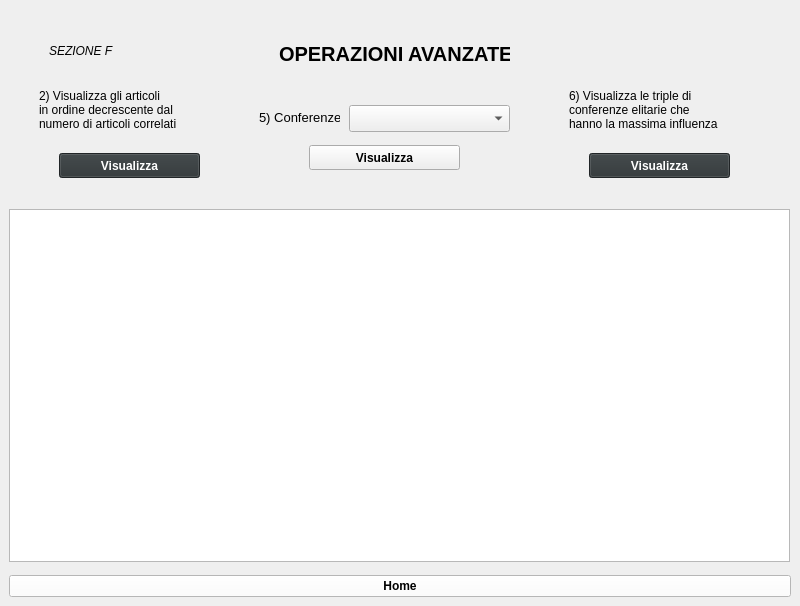
This is Progetto/mainwindow.ui in Fappio97/ProjectPO as Qt 5 draws it before an edit. The edited form follows.
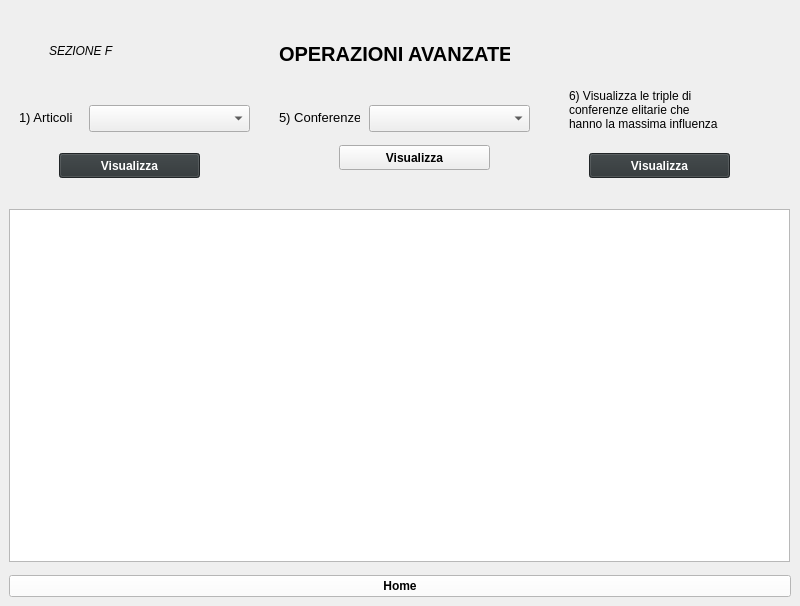
This is the edited form. The open tabs and pages were chosen to show the change.

The edit to the form file:
```diff
--- a/Progetto/mainwindow.ui
+++ b/Progetto/mainwindow.ui
@@ -2679,25 +2679,10 @@
          <string>Visualizza</string>
         </property>
        </widget>
-       <widget class="QLabel" name="label_18">
-        <property name="geometry">
-         <rect>
-          <x>30</x>
-          <y>64</y>
-          <width>181</width>
-          <height>73</height>
-         </rect>
-        </property>
-        <property name="text">
-         <string>2) Visualizza gli articoli
-in ordine decrescente dal
-numero di articoli correlati</string>
-        </property>
-       </widget>
        <widget class="QComboBox" name="ConferenzeBox_3">
         <property name="geometry">
          <rect>
-          <x>340</x>
+          <x>360</x>
           <y>96</y>
           <width>161</width>
           <height>27</height>
@@ -2707,7 +2692,7 @@
        <widget class="QLabel" name="Conferenze">
         <property name="geometry">
          <rect>
-          <x>250</x>
+          <x>270</x>
           <y>96</y>
           <width>81</width>
           <height>25</height>
@@ -2725,7 +2710,7 @@
        <widget class="QPushButton" name="TastoConferenzeSimili">
         <property name="geometry">
          <rect>
-          <x>300</x>
+          <x>330</x>
           <y>136</y>
           <width>151</width>
           <height>25</height>
@@ -2782,6 +2767,34 @@
          <string>Visualizza</string>
         </property>
        </widget>
+       <widget class="QLabel" name="Conferenze_2">
+        <property name="geometry">
+         <rect>
+          <x>10</x>
+          <y>96</y>
+          <width>61</width>
+          <height>25</height>
+         </rect>
+        </property>
+        <property name="font">
+         <font>
+          <pointsize>10</pointsize>
+         </font>
+        </property>
+        <property name="text">
+         <string>1) Articoli</string>
+        </property>
+       </widget>
+       <widget class="QComboBox" name="ArticoliBox">
+        <property name="geometry">
+         <rect>
+          <x>80</x>
+          <y>96</y>
+          <width>161</width>
+          <height>27</height>
+         </rect>
+        </property>
+       </widget>
       </widget>
      </widget>
     </item>
```
Left out of the diff: 16 changed lines with no effect on the pictures.
